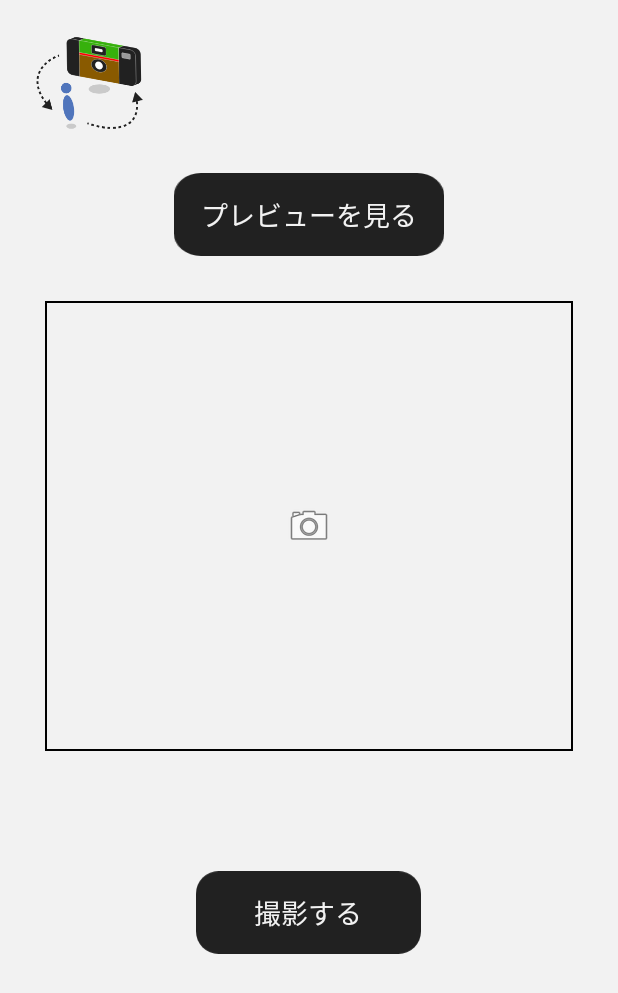
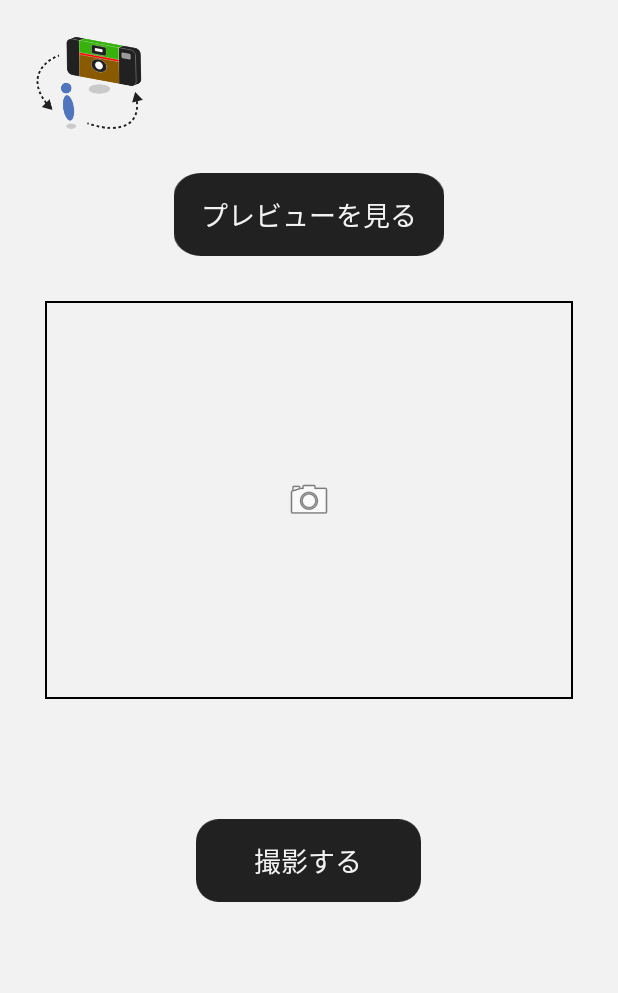
Before and after one commit to shiiiijp/SHIN_Utsurundesu, an Android app: the ShootingActivity screen opened directly, with no data from a screen before it, on a phone screen of 412 x 824 dp. Shown: the top 993 px of the screen. Run offline under Robolectric (Android 15) with nearby library versions, the phone set to English and light mode, and no system bars.

Commit message:
フレームのサイズ変更

```diff
--- a/app/src/main/res/layout/activity_shooting.xml
+++ b/app/src/main/res/layout/activity_shooting.xml
@@ -43,9 +43,16 @@
     <FrameLayout
         android:id="@+id/framelayout_preview"
         android:layout_width="match_parent"
-        android:layout_height="300dp"
+        android:layout_height="265dp"
         android:layout_margin="30dp"
         android:background="@drawable/border">
+
+        <ImageView
+            android:id="@+id/imageView6"
+            android:layout_width="wrap_content"
+            android:layout_height="wrap_content"
+            android:visibility="gone"
+            app:srcCompat="@drawable/tmp" />
 
         <ImageView
             android:id="@+id/imageview_preview"
```
Also changed, not shown: app/src/main/res/drawable/tmp.png (added).
